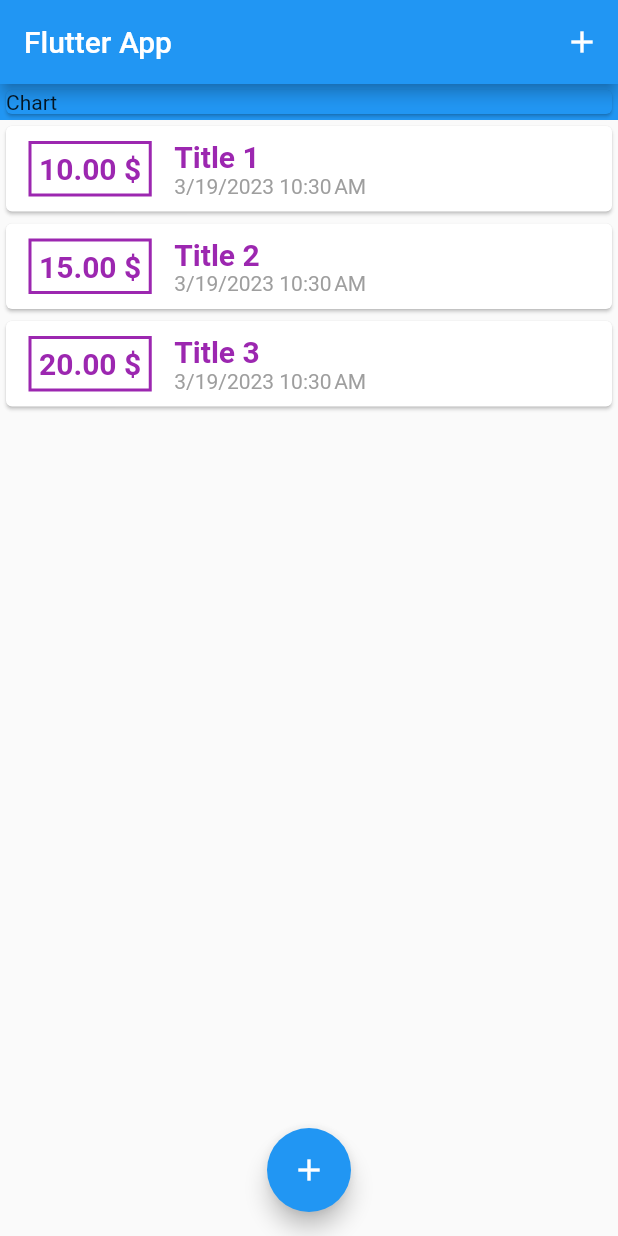
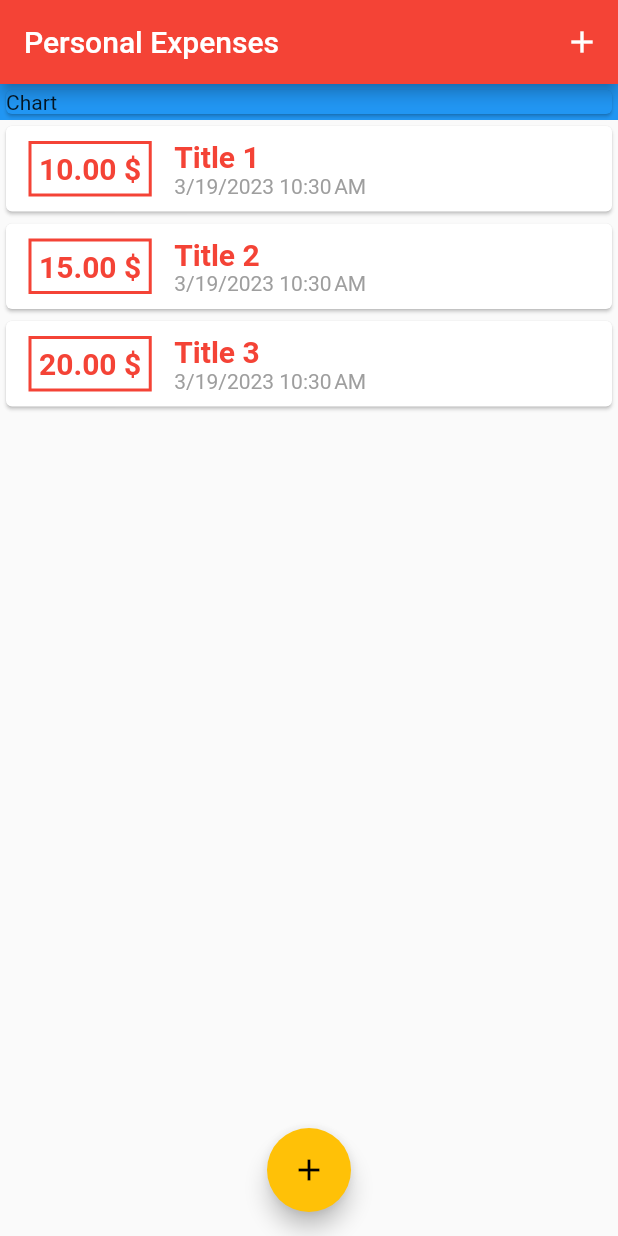
Before and after one commit to Tris-909/Flutter, a Flutter app: the screen it shows after launch, on a phone screen of 412 x 824 dp. Run offline on Flutter 3.47's test engine with Material 2 defaults, Android fonts, the phone set to English and light mode, and no system bars.

Commit message:
(22) Assigning theme and using primary color for transactions list and action buttons

```diff
--- a/expenses_app/lib/main.dart
+++ b/expenses_app/lib/main.dart
@@ -11,7 +11,11 @@ class MyApp extends StatelessWidget {
   @override
   Widget build(BuildContext context) {
     return MaterialApp(
-      title: "Flutter App",
+      title: "Personal Expenses",
+      theme: ThemeData(
+        primarySwatch: Colors.red,
+        accentColor: Colors.amber,
+      ),
       home: MyHomePage(),
     );
   }
@@ -57,11 +61,14 @@ class MyHomePageState extends State<MyHomePage> {
   @override
   Widget build(BuildContext context) {
     return Scaffold(
-      appBar: AppBar(title: Text("Flutter App"), actions: <Widget>[
-        IconButton(
-            onPressed: () => startNewTransaction(context),
-            icon: Icon(Icons.add))
-      ]),
+      appBar: AppBar(
+        title: Text("Personal Expenses"),
+        actions: <Widget>[
+          IconButton(
+              onPressed: () => startNewTransaction(context),
+              icon: Icon(Icons.add))
+        ],
+      ),
       body: Column(
         mainAxisAlignment: MainAxisAlignment.start,
         children: [
--- a/expenses_app/lib/widgets/list.dart
+++ b/expenses_app/lib/widgets/list.dart
@@ -21,14 +21,15 @@ class TransactionList extends StatelessWidget {
                       margin: const EdgeInsets.symmetric(
                           vertical: 10, horizontal: 15),
                       decoration: BoxDecoration(
-                          border: Border.all(width: 2, color: Colors.purple)),
+                          border: Border.all(
+                              width: 2, color: Theme.of(context).primaryColor)),
                       padding: const EdgeInsets.all(5),
                       child: Text(
                         "${transaction.amount.toStringAsFixed(2)} \$",
-                        style: const TextStyle(
+                        style: TextStyle(
                           fontWeight: FontWeight.bold,
                           fontSize: 20,
-                          color: Colors.purple,
+                          color: Theme.of(context).primaryColor,
                         ),
                       ),
                     ),
@@ -37,10 +38,10 @@ class TransactionList extends StatelessWidget {
                       children: [
                         Text(
                           transaction.title,
-                          style: const TextStyle(
+                          style: TextStyle(
                               fontSize: 20,
                               fontWeight: FontWeight.bold,
-                              color: Colors.purple),
+                              color: Theme.of(context).primaryColor),
                         ),
                         Text(
                           DateFormat.yMd().add_jm().format(transaction.date),
```
